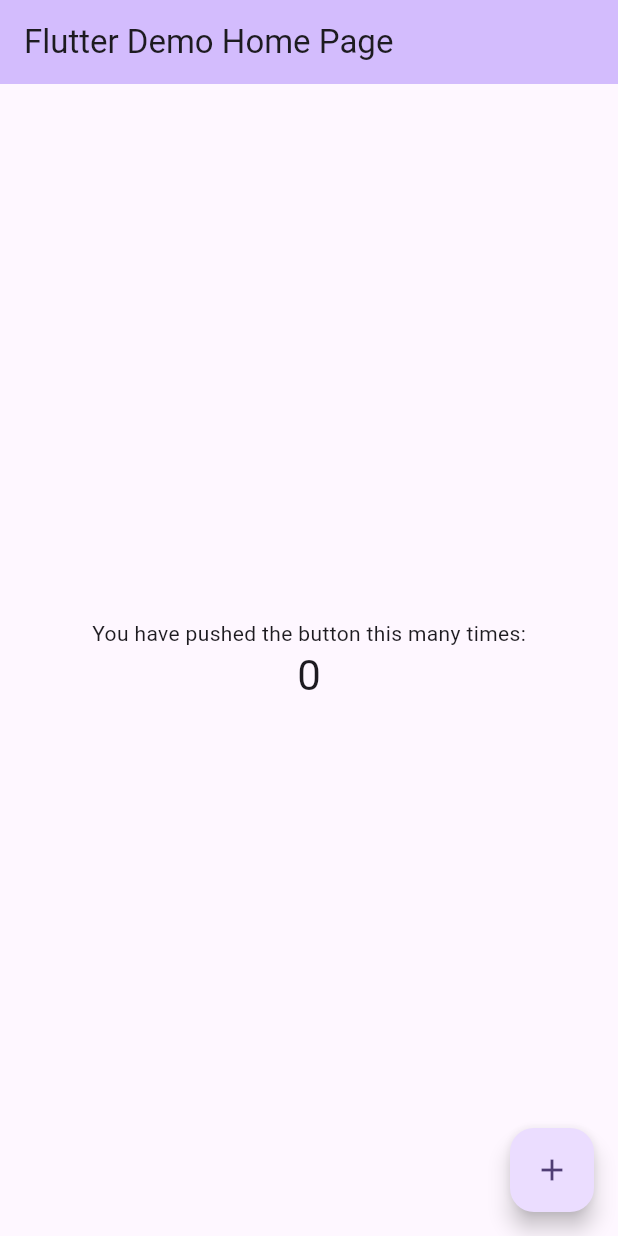
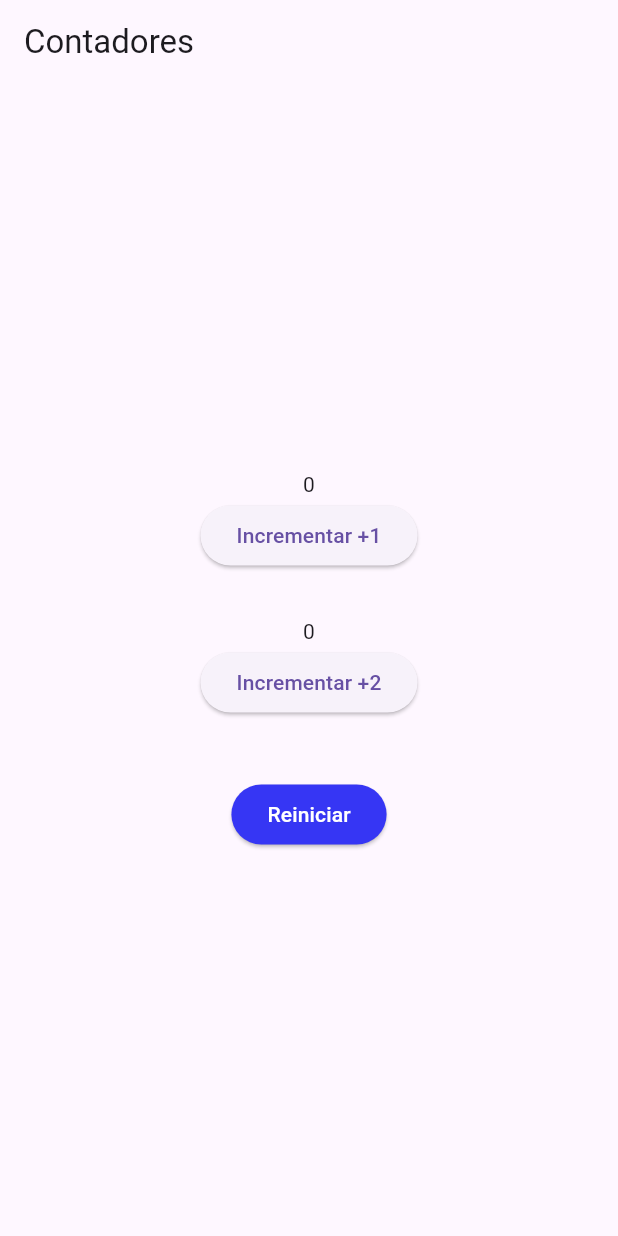
Before and after one commit to milena-dev-code/quinto_tp_progr2, a Flutter app: the screen it shows after launch, on a phone screen of 412 x 824 dp. Run offline on Flutter 3.47's test engine with Material 3 defaults, Android fonts, the phone set to English and light mode, and no system bars.

Commit message:
subiendo resolucion de ej4 a rama ejercicio4, se modifica archivo main.dart

```diff
--- a/lib/main.dart
+++ b/lib/main.dart
@@ -1,3 +1,15 @@
+/*
+4) Contador múltiple
+Consigna:
+Crear una app que contenga:
+• Un Scaffold con un AppBar titulado "Contadores".
+• Un Column con dos contadores independientes:
+• Cada contador debe tener:
+• Un Text que muestre el valor.
+• Un botón para incrementarlo.
+• Debajo, un botón que diga "Reiniciar" y ponga ambos contadores en 0.
+*/
+
 import 'package:flutter/material.dart';
 
 void main() {
@@ -7,119 +19,76 @@
 class MyApp extends StatelessWidget {
   const MyApp({super.key});
 
-  // This widget is the root of your application.
   @override
   Widget build(BuildContext context) {
-    return MaterialApp(
-      title: 'Flutter Demo',
-      theme: ThemeData(
-        // This is the theme of your application.
-        //
-        // TRY THIS: Try running your application with "flutter run". You'll see
-        // the application has a purple toolbar. Then, without quitting the app,
-        // try changing the seedColor in the colorScheme below to Colors.green
-        // and then invoke "hot reload" (save your changes or press the "hot
-        // reload" button in a Flutter-supported IDE, or press "r" if you used
-        // the command line to start the app).
-        //
-        // Notice that the counter didn't reset back to zero; the application
-        // state is not lost during the reload. To reset the state, use hot
-        // restart instead.
-        //
-        // This works for code too, not just values: Most code changes can be
-        // tested with just a hot reload.
-        colorScheme: ColorScheme.fromSeed(seedColor: Colors.deepPurple),
-        useMaterial3: true,
-      ),
-      home: const MyHomePage(title: 'Flutter Demo Home Page'),
+    return const MaterialApp(
+      title: "Contadores",
+      home: Contadores(),
     );
   }
 }
 
-class MyHomePage extends StatefulWidget {
-  const MyHomePage({super.key, required this.title});
-
-  // This widget is the home page of your application. It is stateful, meaning
-  // that it has a State object (defined below) that contains fields that affect
-  // how it looks.
-
-  // This class is the configuration for the state. It holds the values (in this
-  // case the title) provided by the parent (in this case the App widget) and
-  // used by the build method of the State. Fields in a Widget subclass are
-  // always marked "final".
-
-  final String title;
+class Contadores extends StatefulWidget {
+  const Contadores({super.key});
 
   @override
-  State<MyHomePage> createState() => _MyHomePageState();
+  State<Contadores> createState() => _ContadoresState();
 }
 
-class _MyHomePageState extends State<MyHomePage> {
-  int _counter = 0;
+class _ContadoresState extends State<Contadores> {
+  int _c1 = 0;
+  int _c2 = 0;
 
-  void _incrementCounter() {
+  void _incrementarC1() {
     setState(() {
-      // This call to setState tells the Flutter framework that something has
-      // changed in this State, which causes it to rerun the build method below
-      // so that the display can reflect the updated values. If we changed
-      // _counter without calling setState(), then the build method would not be
-      // called again, and so nothing would appear to happen.
-      _counter++;
+      _c1++;
+    });
+  }
+
+  void _incrementarC2() {
+    setState(() {
+      _c2+=2;
+    });
+  }
+
+  void _reiniciar() {
+    setState(() {
+      _c1 = 0;
+      _c2 = 0;
     });
   }
 
   @override
   Widget build(BuildContext context) {
-    // This method is rerun every time setState is called, for instance as done
-    // by the _incrementCounter method above.
-    //
-    // The Flutter framework has been optimized to make rerunning build methods
-    // fast, so that you can just rebuild anything that needs updating rather
-    // than having to individually change instances of widgets.
     return Scaffold(
       appBar: AppBar(
-        // TRY THIS: Try changing the color here to a specific color (to
-        // Colors.amber, perhaps?) and trigger a hot reload to see the AppBar
-        // change color while the other colors stay the same.
-        backgroundColor: Theme.of(context).colorScheme.inversePrimary,
-        // Here we take the value from the MyHomePage object that was created by
-        // the App.build method, and use it to set our appbar title.
-        title: Text(widget.title),
+        title: const Text("Contadores"), //cambiamos el titulo del appbar
       ),
       body: Center(
-        // Center is a layout widget. It takes a single child and positions it
-        // in the middle of the parent.
         child: Column(
-          // Column is also a layout widget. It takes a list of children and
-          // arranges them vertically. By default, it sizes itself to fit its
-          // children horizontally, and tries to be as tall as its parent.
-          //
-          // Column has various properties to control how it sizes itself and
-          // how it positions its children. Here we use mainAxisAlignment to
-          // center the children vertically; the main axis here is the vertical
-          // axis because Columns are vertical (the cross axis would be
-          // horizontal).
-          //
-          // TRY THIS: Invoke "debug painting" (choose the "Toggle Debug Paint"
-          // action in the IDE, or press "p" in the console), to see the
-          // wireframe for each widget.
           mainAxisAlignment: MainAxisAlignment.center,
-          children: <Widget>[
-            const Text(
-              'You have pushed the button this many times:',
+          children: [
+            Text('$_c1'), //primer elemento el valor dinamico del contador 1
+            ElevatedButton( //segundo elemento el boton de incrementar
+              onPressed: _incrementarC1,
+              child: const Text("Incrementar +1"),
             ),
-            Text(
-              '$_counter',
-              style: Theme.of(context).textTheme.headlineMedium,
+            const SizedBox(height: 30),//tercer elemento espacio
+
+            Text('$_c2',), //cuarto elemento texto dinamico con valor del contador 2
+            ElevatedButton( //quinto elemento boton c2
+              onPressed: _incrementarC2,
+              child: const Text("Incrementar +2"),
+            ),
+            const SizedBox(height: 40),//sexto elemento espacio
+            ElevatedButton( //septimo elemento boton reinicio
+              onPressed: _reiniciar,
+              style: ElevatedButton.styleFrom(backgroundColor: const Color.fromARGB(255, 54, 54, 244)),
+              child: const Text("Reiniciar", style: TextStyle(color: Colors.white)),
             ),
           ],
         ),
       ),
-      floatingActionButton: FloatingActionButton(
-        onPressed: _incrementCounter,
-        tooltip: 'Increment',
-        child: const Icon(Icons.add),
-      ), // This trailing comma makes auto-formatting nicer for build methods.
     );
   }
 }
```
